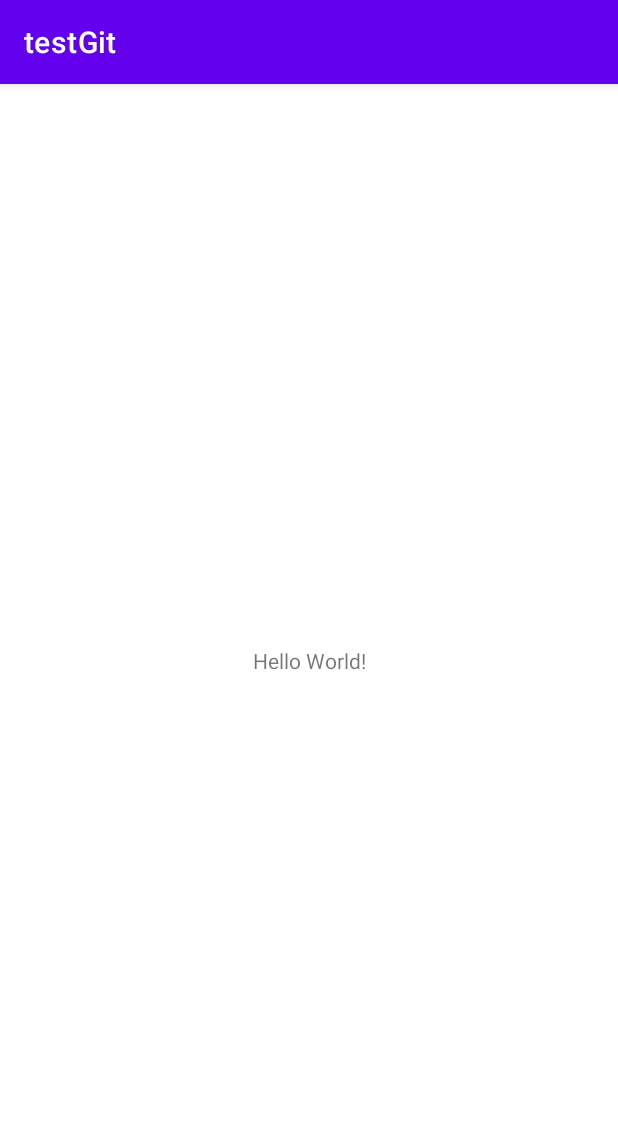
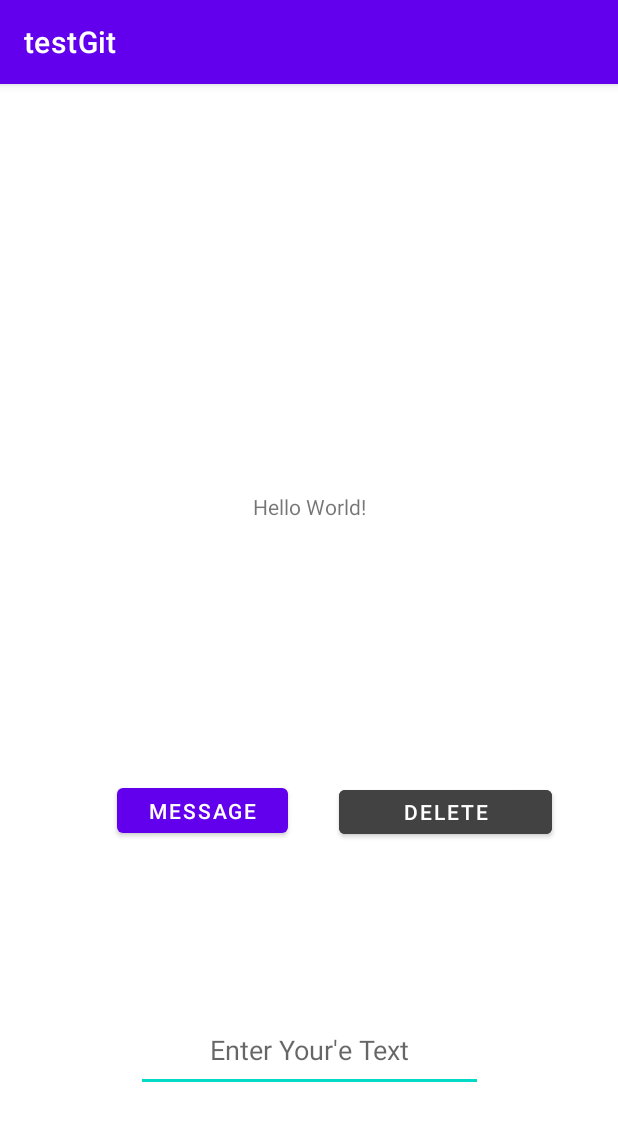
Before and after one commit to Raghavendrakaiv/testgit, an Android app: the screen it shows after launch (MainActivity), on a phone screen of 412 x 824 dp. Shown: the top 1121 px of the screen. Run offline under Robolectric (Android 15) with nearby library versions, the phone set to English and light mode, and no system bars.

Commit message:
new commit

```diff
--- a/app/src/main/java/com/neelproject/testgit/MainActivity.java
+++ b/app/src/main/java/com/neelproject/testgit/MainActivity.java
@@ -3,6 +3,10 @@ package com.neelproject.testgit;
 import androidx.appcompat.app.AppCompatActivity;
 
 import android.os.Bundle;
+import android.view.View;
+import android.widget.Button;
+import android.widget.EditText;
+import android.widget.TextView;
 
 public class MainActivity extends AppCompatActivity {
 
@@ -11,4 +15,23 @@ public class MainActivity extends AppCompatActivity {
         super.onCreate(savedInstanceState);
         setContentView(R.layout.activity_main);
     }
+
+    public void print(View view) {
+        TextView t = findViewById(R.id.textView);
+        Button b = findViewById(R.id.button);
+        EditText e = findViewById(R.id.Text);
+        Button d = findViewById(R.id.delete);
+
+
+        String r = "Hello Raghu";
+        t.setText(e.getText().toString());
+
+    }
+
+
+    public void delete(View view) {
+        TextView t = findViewById(R.id.textView);
+        t.setText("");
+
+    }
 }
--- a/app/src/main/res/layout/activity_main.xml
+++ b/app/src/main/res/layout/activity_main.xml
@@ -7,12 +7,52 @@
     tools:context=".MainActivity">
 
     <TextView
+        android:id="@+id/textView"
         android:layout_width="wrap_content"
         android:layout_height="wrap_content"
         android:text="Hello World!"
         app:layout_constraintBottom_toBottomOf="parent"
         app:layout_constraintLeft_toLeftOf="parent"
         app:layout_constraintRight_toRightOf="parent"
-        app:layout_constraintTop_toTopOf="parent" />
+        app:layout_constraintTop_toTopOf="parent"
+        app:layout_constraintVertical_bias="0.363" />
+
+    <EditText
+        android:id="@+id/Text"
+        android:layout_width="231dp"
+        android:layout_height="56dp"
+        android:layout_marginBottom="96dp"
+        android:hint="Enter Your'e Text"
+        android:textAlignment="center"
+        app:layout_constraintBottom_toBottomOf="parent"
+        app:layout_constraintEnd_toEndOf="parent"
+        app:layout_constraintStart_toStartOf="parent" />
+
+    <Button
+        android:id="@+id/button"
+        android:layout_width="114dp"
+        android:layout_height="42dp"
+        android:layout_marginTop="172dp"
+        android:onClick="print"
+        android:text="Message"
+        app:layout_constraintEnd_toEndOf="parent"
+        app:layout_constraintHorizontal_bias="0.262"
+        app:layout_constraintStart_toStartOf="parent"
+        app:layout_constraintTop_toBottomOf="@+id/textView" />
+
+    <Button
+        android:id="@+id/delete"
+        android:onClick="delete"
+        android:backgroundTint="@color/cardview_dark_background"
+        android:layout_width="142dp"
+        android:layout_height="41dp"
+        android:layout_marginTop="172dp"
+        android:layout_marginEnd="44dp"
+        android:text="Delete"
+
+        app:layout_constraintBottom_toTopOf="@+id/Text"
+        app:layout_constraintEnd_toEndOf="parent"
+        app:layout_constraintTop_toBottomOf="@+id/textView"
+        app:layout_constraintVertical_bias="0.011" />
 
 </androidx.constraintlayout.widget.ConstraintLayout>
```
